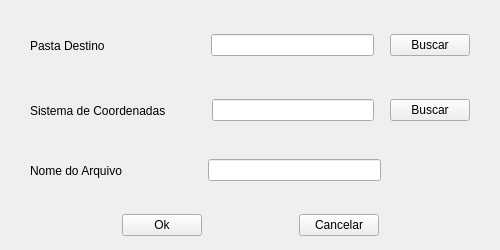
Before: the Qt Designer form DbTools/cria_spatialite_dialog_base.ui in dsgoficial/DsgTools, drawn with Qt 5.
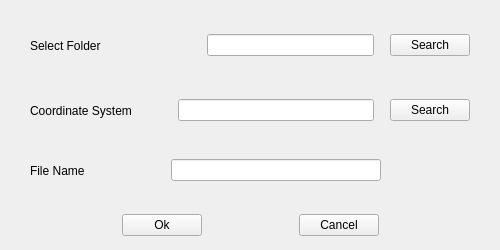
After: the same form once the commit is applied.

What changed in the file:
```diff
--- a/DbTools/cria_spatialite_dialog_base.ui
+++ b/DbTools/cria_spatialite_dialog_base.ui
@@ -45,7 +45,7 @@
     <item>
      <widget class="QLabel" name="label">
       <property name="text">
-       <string>Pasta Destino                        </string>
+       <string>Select Folder                        </string>
       </property>
      </widget>
     </item>
@@ -87,7 +87,7 @@
     <item>
      <widget class="QPushButton" name="pushButtonBuscarPastaDestinoCriaSpatialite">
       <property name="text">
-       <string>Buscar</string>
+       <string>Search</string>
       </property>
      </widget>
     </item>
@@ -106,7 +106,7 @@
     <item>
      <widget class="QLabel" name="label_2">
       <property name="text">
-       <string>Sistema de Coordenadas</string>
+       <string>Coordinate System</string>
       </property>
      </widget>
     </item>
@@ -148,7 +148,7 @@
     <item>
      <widget class="QPushButton" name="pushButtonBuscarSistCoordCriaSpatialite">
       <property name="text">
-       <string>Buscar</string>
+       <string>Search</string>
       </property>
      </widget>
     </item>
@@ -200,7 +200,7 @@
     <item>
      <widget class="QPushButton" name="pushButtonCancelarCriaSpatialite">
       <property name="text">
-       <string>Cancelar</string>
+       <string>Cancel</string>
       </property>
      </widget>
     </item>
@@ -232,7 +232,7 @@
     <item>
      <widget class="QLabel" name="label_3">
       <property name="text">
-       <string>Nome do Arquivo            </string>
+       <string>File Name            </string>
       </property>
      </widget>
     </item>
```
Left out of the diff: 2 changed lines with no effect on the pictures.
